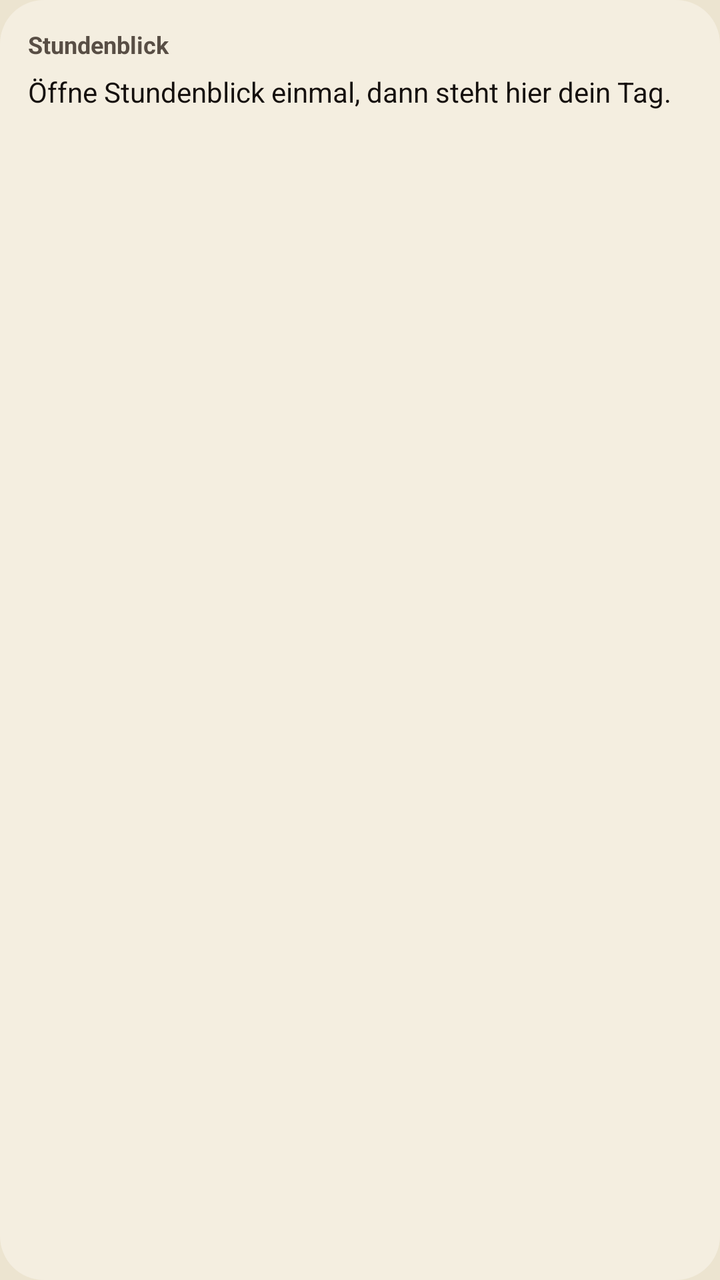
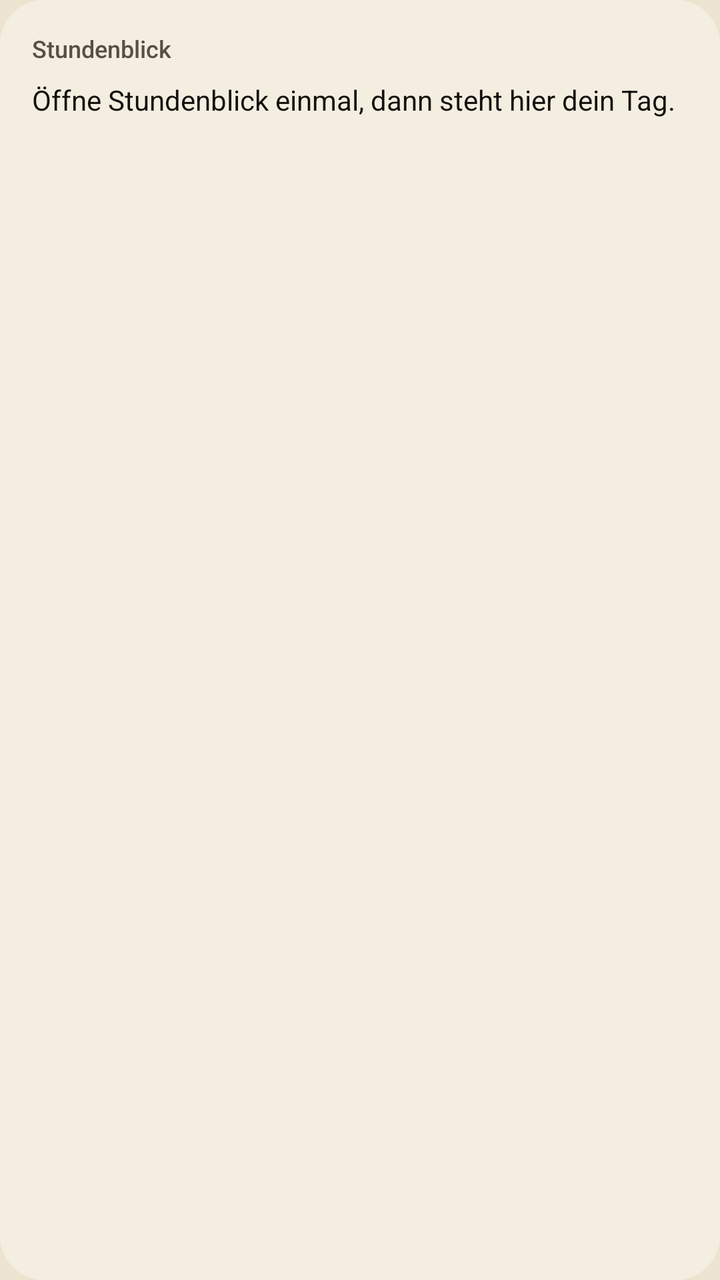

Before-and-after screenshots of an Android layout around one commit, followed by the original layout XML and the change that was made.
<!-- AndroidManifest.xml: application theme Theme.Stundenblick -->
<!-- res/layout/widget.xml -->
<?xml version="1.0" encoding="utf-8"?>
<LinearLayout xmlns:android="http://schemas.android.com/apk/res/android"
    android:id="@+id/widget_root"
    android:layout_width="match_parent"
    android:layout_height="match_parent"
    android:background="@drawable/widget_bg"
    android:orientation="vertical"
    android:padding="14dp">
    <TextView
        android:id="@+id/widget_title"
        android:layout_width="match_parent"
        android:layout_height="wrap_content"
        android:text="Stundenblick"
        android:textColor="@color/widget_muted"
        android:textSize="12sp"
        android:textStyle="bold" />
    <TextView
        android:id="@+id/widget_body"
        android:layout_width="match_parent"
        android:layout_height="wrap_content"
        android:layout_marginTop="6dp"
        android:lineSpacingExtra="3dp"
        android:text="Öffne Stundenblick einmal, dann steht hier dein Tag."
        android:textColor="@color/widget_text"
        android:textSize="14sp" />
</LinearLayout>
<!-- resources referenced by this layout -->
<resources>
  <color name="widget_muted">#584E45</color>
  <color name="widget_text">#15100E</color>
  <!-- drawable widget_bg (drawable) -->
  <?xml version="1.0" encoding="utf-8"?>
  <shape xmlns:android="http://schemas.android.com/apk/res/android" android:shape="rectangle">
      <solid android:color="@color/widget_bg" />
      <corners android:radius="22dp" />
  </shape>
  <style name="Theme.Stundenblick" parent="android:Theme.Material.Light.NoActionBar">
          <item name="android:windowBackground">@color/paper</item>
          <item name="android:statusBarColor">@android:color/transparent</item>
          <item name="android:navigationBarColor">@android:color/transparent</item>
      </style>
  <color name="widget_bg">#F4EEE0</color>
  <color name="paper">#ECE4D0</color>
</resources>

<!-- the commit's change to res/layout/widget.xml (unified diff, before → after) -->
@@ -5,7 +5,7 @@
     android:layout_height="match_parent"
     android:background="@drawable/widget_bg"
     android:orientation="vertical"
-    android:padding="14dp">
+    android:padding="16dp">
     <TextView
         android:id="@+id/widget_title"
         android:layout_width="match_parent"
@@ -13,13 +13,13 @@
         android:text="Stundenblick"
         android:textColor="@color/widget_muted"
         android:textSize="12sp"
-        android:textStyle="bold" />
+        android:fontFamily="sans-serif-medium" />
     <TextView
         android:id="@+id/widget_body"
         android:layout_width="match_parent"
         android:layout_height="wrap_content"
-        android:layout_marginTop="6dp"
-        android:lineSpacingExtra="3dp"
+        android:layout_marginTop="8dp"
+        android:lineSpacingExtra="4dp"
         android:text="Öffne Stundenblick einmal, dann steht hier dein Tag."
         android:textColor="@color/widget_text"
         android:textSize="14sp" />
